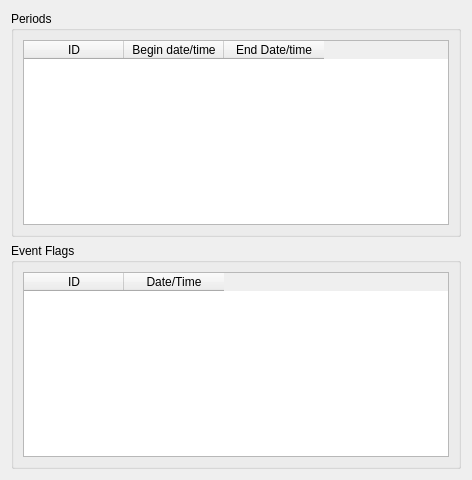
DarkHobbit/chronoline, file src/ChronoLineDemo/dialogmanagepf.ui: the form before one commit.
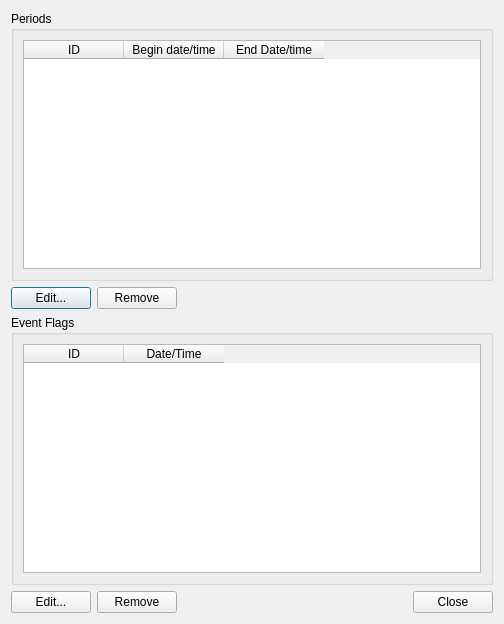
The form after the commit.

```diff
--- a/src/ChronoLineDemo/dialogmanagepf.ui
+++ b/src/ChronoLineDemo/dialogmanagepf.ui
@@ -6,8 +6,8 @@
    <rect>
     <x>0</x>
     <y>0</y>
-    <width>472</width>
-    <height>480</height>
+    <width>504</width>
+    <height>624</height>
    </rect>
   </property>
   <property name="windowTitle">
@@ -42,6 +42,37 @@
      </layout>
     </widget>
    </item>
+   <item>
+    <layout class="QHBoxLayout" name="horizontalLayout">
+     <item>
+      <widget class="QPushButton" name="pbEditPeriod">
+       <property name="text">
+        <string>Edit...</string>
+       </property>
+      </widget>
+     </item>
+     <item>
+      <widget class="QPushButton" name="pbRemovePeriod">
+       <property name="text">
+        <string>Remove</string>
+       </property>
+      </widget>
+     </item>
+     <item>
+      <spacer name="horizontalSpacer_3">
+       <property name="orientation">
+        <enum>Qt::Horizontal</enum>
+       </property>
+       <property name="sizeHint" stdset="0">
+        <size>
+         <width>40</width>
+         <height>20</height>
+        </size>
+       </property>
+      </spacer>
+     </item>
+    </layout>
+   </item>
    <item>
     <widget class="QGroupBox" name="gbEventFlags">
      <property name="title">
@@ -65,6 +96,44 @@
      </layout>
     </widget>
    </item>
+   <item>
+    <layout class="QHBoxLayout" name="horizontalLayout_2">
+     <item>
+      <widget class="QPushButton" name="pbEditEvFlag">
+       <property name="text">
+        <string>Edit...</string>
+       </property>
+      </widget>
+     </item>
+     <item>
+      <widget class="QPushButton" name="pbRemoveEvFlag">
+       <property name="text">
+        <string>Remove</string>
+       </property>
+      </widget>
+     </item>
+     <item>
+      <spacer name="horizontalSpacer">
+       <property name="orientation">
+        <enum>Qt::Horizontal</enum>
+       </property>
+       <property name="sizeHint" stdset="0">
+        <size>
+         <width>40</width>
+         <height>20</height>
+        </size>
+       </property>
+      </spacer>
+     </item>
+     <item>
+      <widget class="QPushButton" name="pbClose">
+       <property name="text">
+        <string>Close</string>
+       </property>
+      </widget>
+     </item>
+    </layout>
+   </item>
   </layout>
  </widget>
  <resources/>
```
